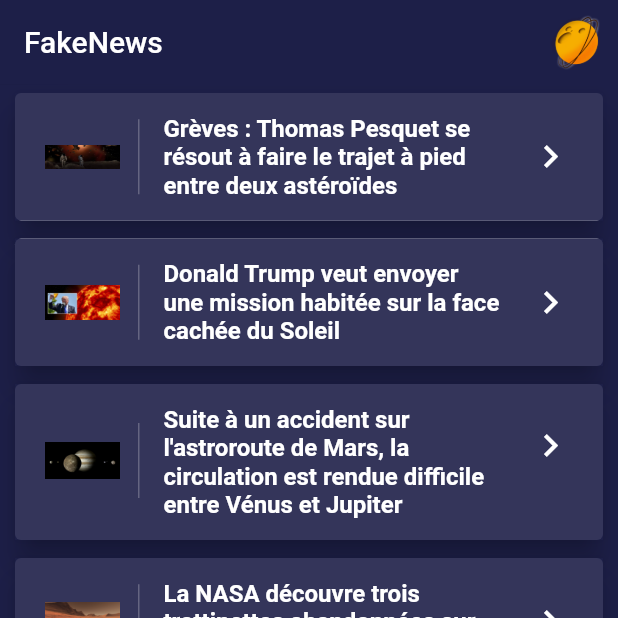
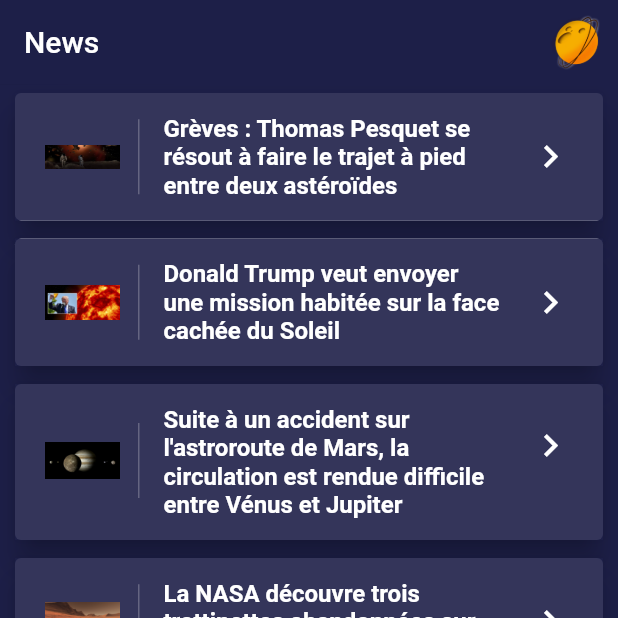
Before and after one commit to Brukols/Newspacepers, a Flutter app: the screen it shows after launch, on a phone screen of 412 x 824 dp, the top half of it. Run offline on Flutter 3.47's test engine with Material 2 defaults, Android fonts, the phone set to English and light mode, and no system bars; our stand-ins replace transparent_image; Roboto replaces fonts that are missing (Raleway).

Commit message:
Delete dependence

```diff
--- a/epi_space/lib/ImageDayRoute/ImageDayRoute.dart
+++ b/epi_space/lib/ImageDayRoute/ImageDayRoute.dart
@@ -1,11 +1,6 @@
-import 'dart:convert' as convert;
-
 import 'package:flutter/material.dart';
-import 'package:epi_space/ImageDayRoute/NasaApi.dart';
 import 'package:epi_space/ImageDayRoute/HttpService.dart';
-import 'package:http/http.dart';
 import 'package:transparent_image/transparent_image.dart';
-import 'package:pinch_zoom_image/pinch_zoom_image.dart';
 
 class ImageDayRoute extends StatelessWidget {
 
--- a/epi_space/lib/main.dart
+++ b/epi_space/lib/main.dart
@@ -11,7 +11,7 @@ class MyApp extends StatelessWidget {
       title: 'Flutter Demo',
       theme: new ThemeData(
           primaryColor: Color.fromRGBO(29, 31, 72, 1.0), fontFamily: 'Raleway'),
-      home: new ListPage(title: 'FakeNews'),
+      home: new ListPage(title: 'News'),
     );
   }
 }
--- a/epi_space/pubspec.yaml
+++ b/epi_space/pubspec.yaml
@@ -21,7 +21,6 @@ dependencies:
     sdk: flutter
   http: "0.12.0+4"
   transparent_image: ^0.1.0
-  pinch_zoom_image: "^0.2.5"
 
   # The following adds the Cupertino Icons font to your application.
   # Use with the CupertinoIcons class for iOS style icons.
```
Also changed, not shown: epi_space/pubspec.lock.
